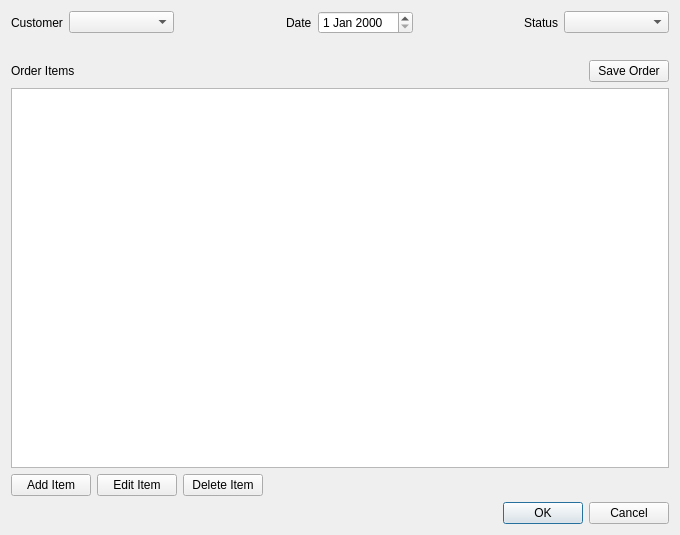
This is ordereditor.ui in Jaeger790/bntcandles as Qt 5 draws it before an edit. The edited form follows.
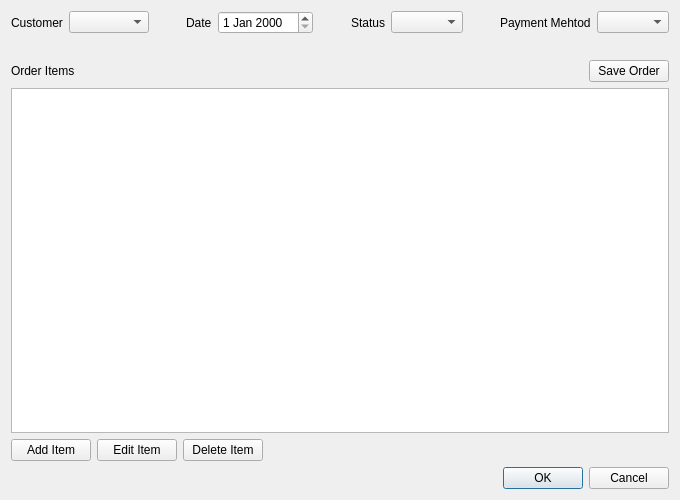
This is the edited form.

```diff
--- a/ordereditor.ui
+++ b/ordereditor.ui
@@ -7,7 +7,7 @@
     <x>0</x>
     <y>0</y>
     <width>680</width>
-    <height>535</height>
+    <height>500</height>
    </rect>
   </property>
   <property name="sizePolicy">
@@ -109,6 +109,29 @@
          </property>
         </widget>
        </item>
+       <item>
+        <spacer name="horizontalSpacer_5">
+         <property name="orientation">
+          <enum>Qt::Orientation::Horizontal</enum>
+         </property>
+         <property name="sizeHint" stdset="0">
+          <size>
+           <width>40</width>
+           <height>20</height>
+          </size>
+         </property>
+        </spacer>
+       </item>
+       <item>
+        <widget class="QLabel" name="paymentLabel">
+         <property name="text">
+          <string>Payment Mehtod</string>
+         </property>
+        </widget>
+       </item>
+       <item>
+        <widget class="QComboBox" name="paymentCombo"/>
+       </item>
       </layout>
      </item>
      <item>
```
